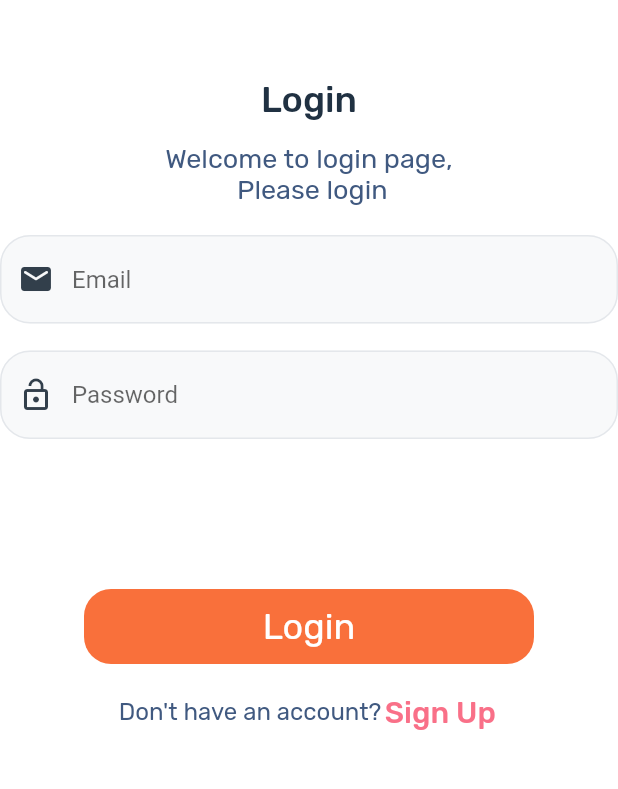
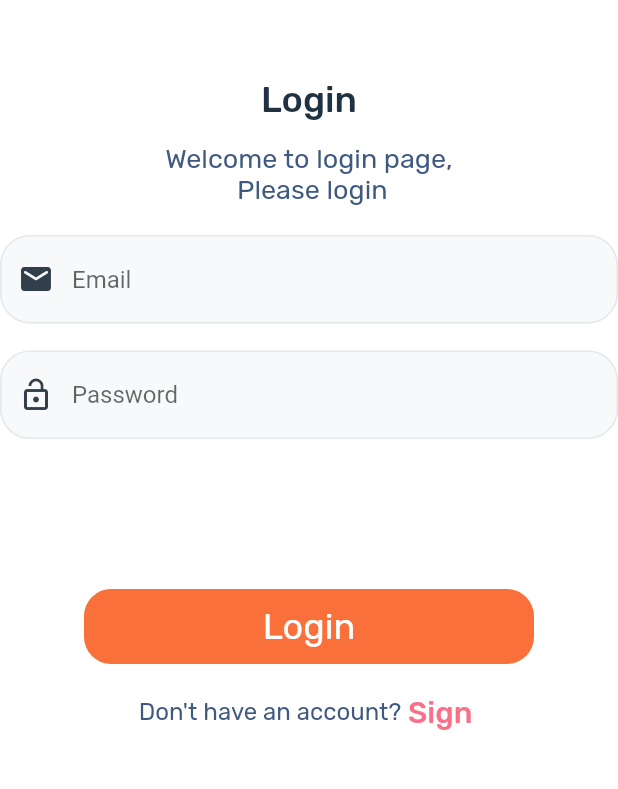
Before and after one commit to Zakriahassan44/Flutter-UI, a Flutter app: the screen it shows after launch, on a phone screen of 412 x 824 dp, the part 155-944 px from its top. Run offline on Flutter 3.47's test engine with Material 2 defaults, Android fonts, the phone set to English and light mode, and no system bars.

```diff
--- a/lib/main.dart
+++ b/lib/main.dart
@@ -155,7 +155,7 @@ class MyApp extends StatelessWidget {
                 ),
 
                   Text(
-              "Sign Up ",
+              "Sign  ",
               textAlign: TextAlign.center,
               style: TextStyle(
                 fontSize: 20,
```
